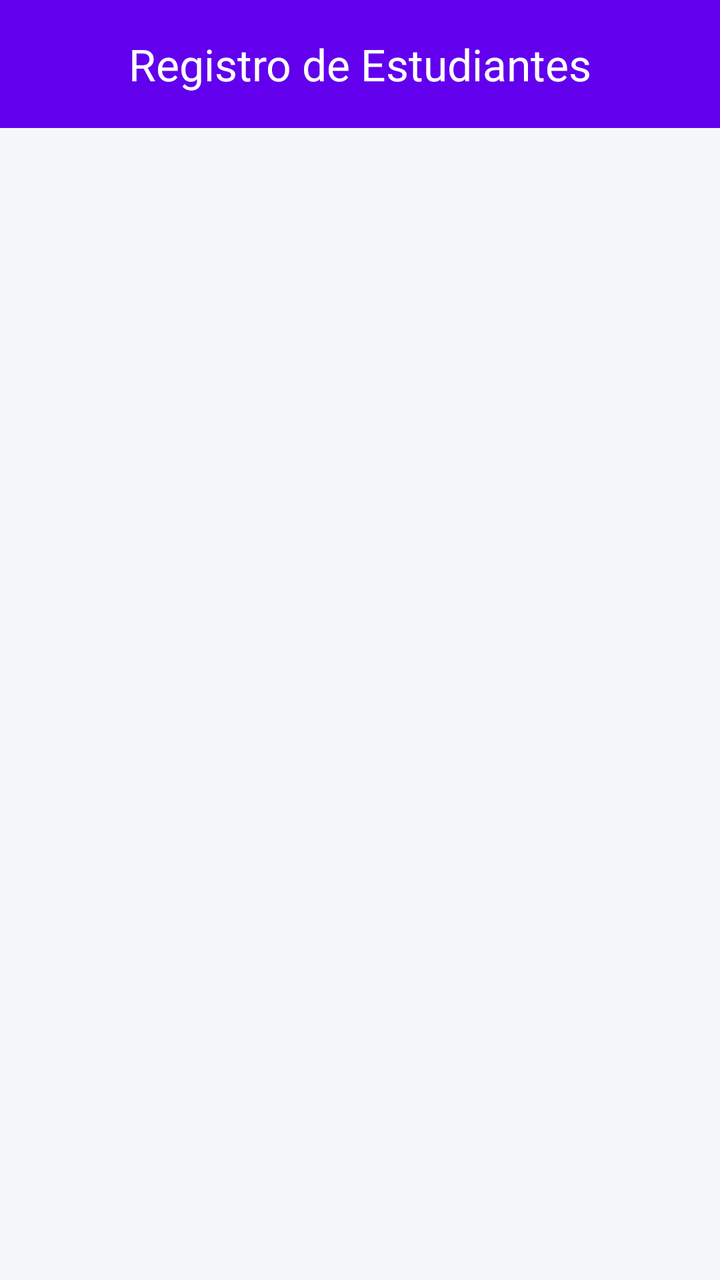
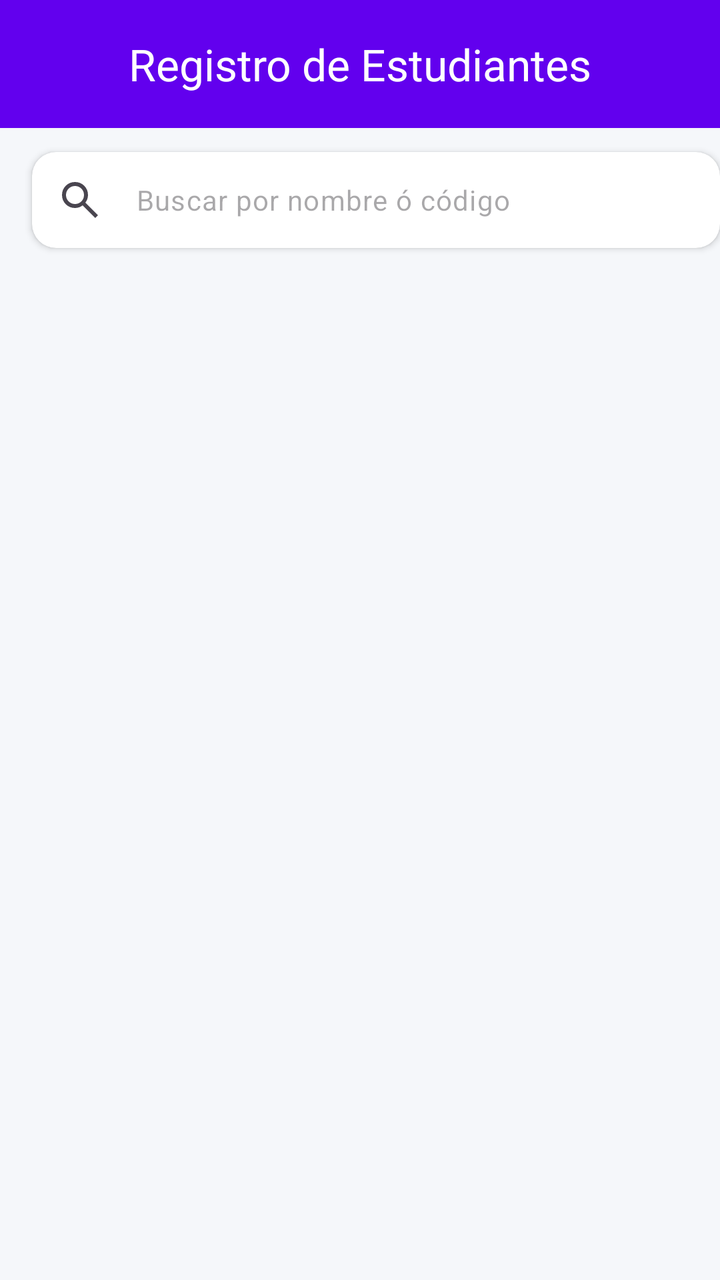

Two renders of the same Android screen: before a commit and after it. Below are the layout's source before the change and the commit's diff.
<!-- AndroidManifest.xml: application theme Theme.Students -->
<!-- res/layout/activity_main.xml -->
<?xml version="1.0" encoding="utf-8"?>
<LinearLayout xmlns:android="http://schemas.android.com/apk/res/android"
    xmlns:app="http://schemas.android.com/apk/res-auto"
    xmlns:tools="http://schemas.android.com/tools"
    android:id="@+id/main"
    android:layout_width="match_parent"
    android:layout_height="match_parent"
    android:orientation="vertical"
    android:background="@color/background"
    tools:context=".MainActivity">

    
    <com.google.android.material.appbar.AppBarLayout
        android:layout_width="match_parent"
        android:layout_height="wrap_content"
        android:theme="@style/ThemeOverlay.Material3.Dark.ActionBar">

        <com.google.android.material.appbar.MaterialToolbar
            android:id="@+id/toAppBar"
            android:layout_width="match_parent"
            android:layout_height="?attr/actionBarSize"
            android:background="@color/primary"
            app:title="Registro de Estudiantes"
            app:titleTextColor="@color/white"
            app:titleCentered="true"/>

    </com.google.android.material.appbar.AppBarLayout>

</LinearLayout>
<!-- resources referenced by this layout -->
<resources>
  <color name="background">#F5F7FA</color>
  <color name="primary">#6200EE</color>
  <color name="white">#FFFFFF</color>
  <style name="Theme.Students" parent="Base.Theme.Students" />
  <style name="Base.Theme.Students" parent="Theme.Material3.DayNight.NoActionBar">
          
          
      </style>
</resources>

<!-- the commit's change to res/layout/activity_main.xml (unified diff, before → after) -->
@@ -26,4 +26,42 @@
 
     </com.google.android.material.appbar.AppBarLayout>
 
+    
+    <com.google.android.material.card.MaterialCardView
+        android:layout_width="match_parent"
+        android:layout_height="wrap_content"
+        android:layout_marginStart="16dp"
+        android:layout_marginTop="12dp"
+        android:layout_marginBottom="8dp"
+        app:cardCornerRadius="12dp"
+        app:cardElevation="2dp"
+        app:strokeWidth="0dp"
+        app:cardBackgroundColor="@color/card_background">
+
+        <com.google.android.material.textfield.TextInputLayout
+            android:layout_width="match_parent"
+            android:layout_height="wrap_content"
+            style="@style/Widget.Material3.TextInputLayout.OutlinedBox.Dense"
+            app:boxStrokeWidth="0dp"
+            app:boxStrokeWidthFocused="0dp"
+            app:startIconDrawable="@drawable/search_24px"
+            app:hintEnabled="false"
+            app:boxBackgroundMode="none">
+
+            <com.google.android.material.textfield.TextInputEditText
+                android:id="@+id/etSearch"
+                android:layout_width="match_parent"
+                android:layout_height="wrap_content"
+                android:hint="Buscar por nombre ó código"
+                android:inputType="text"
+                android:maxLines="1"
+                android:textSize="14sp"
+                android:textColor="@color/text_primary"
+                android:background="@android:color/transparent"
+                android:padding="12dp"/>
+
+        </com.google.android.material.textfield.TextInputLayout>
+
+    </com.google.android.material.card.MaterialCardView>
+
 </LinearLayout>
<!-- resource entries referenced after the edit -->
@@ -1,8 +1,21 @@
 <!-- resources referenced by this layout -->
 <resources>
   <color name="background">#F5F7FA</color>
+  <color name="card_background">#FFFFFFFF</color>
   <color name="primary">#6200EE</color>
+  <color name="text_primary">#212121</color>
   <color name="white">#FFFFFF</color>
+  <!-- drawable search_24px (drawable) -->
+  <vector xmlns:android="http://schemas.android.com/apk/res/android"
+      android:width="24dp"
+      android:height="24dp"
+      android:viewportWidth="960"
+      android:viewportHeight="960"
+      android:tint="?attr/colorControlNormal">
+    <path
+        android:fillColor="@android:color/white"
+        android:pathData="M784,840L532,588Q502,612 463,626Q424,640 380,640Q271,640 195.5,564.5Q120,489 120,380Q120,271 195.5,195.5Q271,120 380,120Q489,120 564.5,195.5Q640,271 640,380Q640,424 626,463Q612,502 588,532L840,784L784,840ZM380,560Q455,560 507.5,507.5Q560,455 560,380Q560,305 507.5,252.5Q455,200 380,200Q305,200 252.5,252.5Q200,305 200,380Q200,455 252.5,507.5Q305,560 380,560Z"/>
+  </vector>
   <style name="Theme.Students" parent="Base.Theme.Students" />
   <style name="Base.Theme.Students" parent="Theme.Material3.DayNight.NoActionBar">
           
